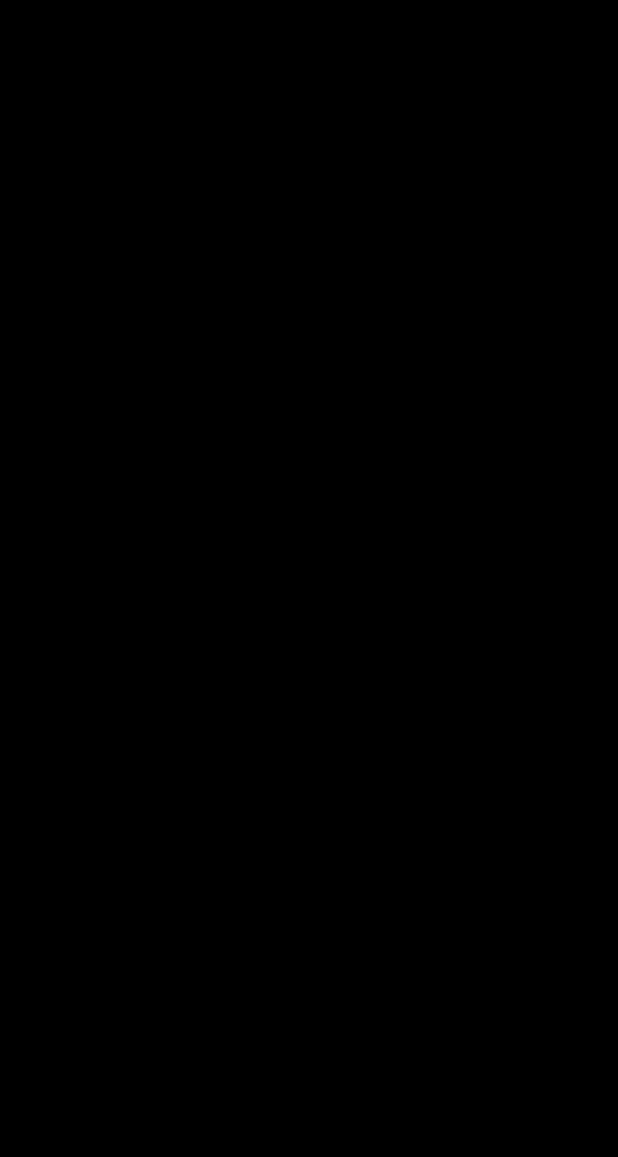
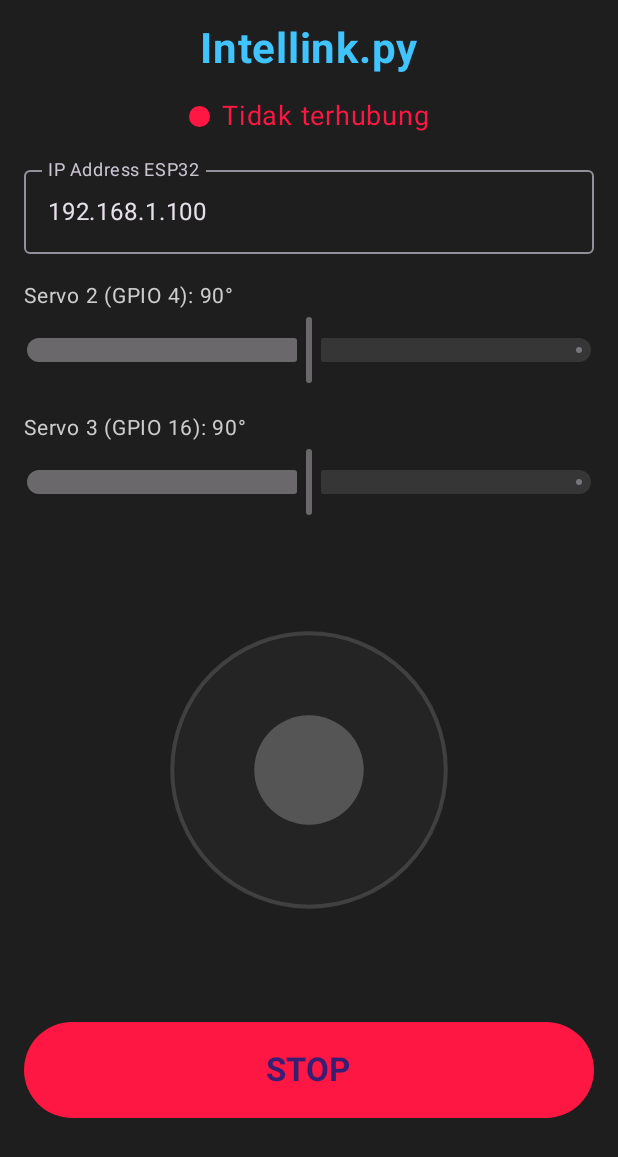
Before and after one commit to momentumphysics/uinamrobot2026, an Android app built with Jetpack Compose: the screen it shows after launch (MainActivity), on a phone screen of 412 x 824 dp. Before the commit the part shown is empty. Shown: the top 1157 px of the screen. Run offline under Robolectric (Android 15) with nearby library versions, the light colour scheme and no system bars.

Commit message:
feat(android): UI Compose (dashboard, joystick, slider servo, STOP, haptik, keep-screen-on, portrait)

```diff
--- a/android/app/src/main/AndroidManifest.xml
+++ b/android/app/src/main/AndroidManifest.xml
@@ -10,7 +10,8 @@
         android:theme="@style/Theme.Intellink">
         <activity
             android:name=".MainActivity"
-            android:exported="true">
+            android:exported="true"
+            android:screenOrientation="portrait">
             <intent-filter>
                 <action android:name="android.intent.action.MAIN" />
                 <category android:name="android.intent.category.LAUNCHER" />
--- a/android/app/src/main/java/id/uinam/intellink/MainActivity.kt
+++ b/android/app/src/main/java/id/uinam/intellink/MainActivity.kt
@@ -1,13 +1,73 @@
 package id.uinam.intellink
 
 import android.os.Bundle
+import android.view.WindowManager
 import androidx.activity.ComponentActivity
 import androidx.activity.compose.setContent
-import androidx.compose.material3.Text
+import androidx.compose.foundation.layout.fillMaxSize
+import androidx.compose.material3.MaterialTheme
+import androidx.compose.material3.Surface
+import androidx.compose.material3.darkColorScheme
+import androidx.compose.runtime.LaunchedEffect
+import androidx.compose.runtime.getValue
+import androidx.compose.runtime.mutableStateOf
+import androidx.compose.runtime.remember
+import androidx.compose.runtime.setValue
+import androidx.compose.ui.Modifier
+import androidx.compose.ui.graphics.Color
+import androidx.lifecycle.Lifecycle
+import androidx.lifecycle.compose.LifecycleEventEffect
+import androidx.lifecycle.compose.collectAsStateWithLifecycle
+import androidx.lifecycle.viewmodel.compose.viewModel
+import id.uinam.intellink.control.ConnectionState
+import id.uinam.intellink.control.ControlViewModel
+import id.uinam.intellink.control.RobotClient
+import id.uinam.intellink.data.SettingsStore
+import id.uinam.intellink.ui.DashboardScreen
+import id.uinam.intellink.ui.Haptics
 
 class MainActivity : ComponentActivity() {
+
     override fun onCreate(savedInstanceState: Bundle?) {
         super.onCreate(savedInstanceState)
-        setContent { Text("Intellink.py") }
+        window.addFlags(WindowManager.LayoutParams.FLAG_KEEP_SCREEN_ON)
+
+        val store = SettingsStore(this)
+
+        setContent {
+            val viewModel: ControlViewModel = viewModel {
+                ControlViewModel(RobotClient(), store.loadIp())
+            }
+            val haptics = remember { Haptics(applicationContext) }
+            val state by viewModel.state.collectAsStateWithLifecycle()
+            val ip by viewModel.ip.collectAsStateWithLifecycle()
+
+            LifecycleEventEffect(Lifecycle.Event.ON_START) { viewModel.onForeground() }
+            LifecycleEventEffect(Lifecycle.Event.ON_STOP) { viewModel.onBackground() }
+            LaunchedEffect(ip) { store.saveIp(ip) }
+
+            var previousState by remember { mutableStateOf<ConnectionState?>(null) }
+            LaunchedEffect(state) {
+                when {
+                    previousState == ConnectionState.ONLINE && state != ConnectionState.ONLINE ->
+                        haptics.disconnectPattern()
+                    previousState != null && state == ConnectionState.ONLINE ->
+                        haptics.connectPattern()
+                }
+                previousState = state
+            }
+
+            MaterialTheme(
+                colorScheme = darkColorScheme(
+                    background = Color(0xFF121212),
+                    surface = Color(0xFF1E1E1E),
+                    primary = Color(0xFF40C4FF),
+                ),
+            ) {
+                Surface(modifier = Modifier.fillMaxSize()) {
+                    DashboardScreen(viewModel)
+                }
+            }
+        }
     }
 }
--- /dev/null
+++ b/android/app/src/main/java/id/uinam/intellink/data/SettingsStore.kt
@@ -0,0 +1,20 @@
+package id.uinam.intellink.data
+
+import android.content.Context
+
+/** Menyimpan IP ESP32 terakhir (mengikuti perilaku web). */
+class SettingsStore(context: Context) {
+
+    private val prefs = context.getSharedPreferences("intellink", Context.MODE_PRIVATE)
+
+    fun loadIp(): String = prefs.getString(KEY_LAST_IP, DEFAULT_IP) ?: DEFAULT_IP
+
+    fun saveIp(ip: String) {
+        prefs.edit().putString(KEY_LAST_IP, ip).apply()
+    }
+
+    companion object {
+        const val DEFAULT_IP = "192.168.1.100"
+        private const val KEY_LAST_IP = "last_ip"
+    }
+}
--- /dev/null
+++ b/android/app/src/main/java/id/uinam/intellink/ui/DashboardScreen.kt
@@ -0,0 +1,145 @@
+package id.uinam.intellink.ui
+
+import androidx.compose.foundation.background
+import androidx.compose.foundation.layout.Arrangement
+import androidx.compose.foundation.layout.Box
+import androidx.compose.foundation.layout.Column
+import androidx.compose.foundation.layout.Row
+import androidx.compose.foundation.layout.Spacer
+import androidx.compose.foundation.layout.fillMaxSize
+import androidx.compose.foundation.layout.fillMaxWidth
+import androidx.compose.foundation.layout.height
+import androidx.compose.foundation.layout.padding
+import androidx.compose.foundation.layout.size
+import androidx.compose.foundation.layout.width
+import androidx.compose.foundation.rememberScrollState
+import androidx.compose.foundation.shape.CircleShape
+import androidx.compose.foundation.text.KeyboardActions
+import androidx.compose.foundation.text.KeyboardOptions
+import androidx.compose.foundation.verticalScroll
+import androidx.compose.material3.Button
+import androidx.compose.material3.ButtonDefaults
+import androidx.compose.material3.OutlinedTextField
+import androidx.compose.material3.Slider
+import androidx.compose.material3.SliderDefaults
+import androidx.compose.material3.Text
+import androidx.compose.runtime.Composable
+import androidx.compose.runtime.getValue
+import androidx.compose.runtime.mutableStateOf
+import androidx.compose.runtime.remember
+import androidx.compose.runtime.setValue
+import androidx.compose.ui.Alignment
+import androidx.compose.ui.Modifier
+import androidx.compose.ui.graphics.Color
+import androidx.compose.ui.hapticfeedback.HapticFeedbackType
+import androidx.compose.ui.platform.LocalFocusManager
+import androidx.compose.ui.platform.LocalHapticFeedback
+import androidx.compose.ui.text.font.FontWeight
+import androidx.compose.ui.text.input.ImeAction
+import androidx.compose.ui.text.input.KeyboardType
+import androidx.compose.ui.unit.dp
+import androidx.compose.ui.unit.sp
+import androidx.lifecycle.compose.collectAsStateWithLifecycle
+import id.uinam.intellink.control.ConnectionState
+import id.uinam.intellink.control.ControlViewModel
+import kotlin.math.roundToInt
+
+private val ACCENT = Color(0xFF40C4FF)
+private val ONLINE = Color(0xFF00E676)
+private val OFFLINE = Color(0xFFFF1744)
+private val PENDING = Color(0xFFFFC107)
+
+@Composable
+fun DashboardScreen(viewModel: ControlViewModel, modifier: Modifier = Modifier) {
+    val state by viewModel.state.collectAsStateWithLifecycle()
+    val ip by viewModel.ip.collectAsStateWithLifecycle()
+    val servo2 by viewModel.servo2.collectAsStateWithLifecycle()
+    val servo3 by viewModel.servo3.collectAsStateWithLifecycle()
+    val online = state == ConnectionState.ONLINE
+    val haptic = LocalHapticFeedback.current
+    val focusManager = LocalFocusManager.current
+
+    Column(
+        modifier = modifier
+            .fillMaxSize()
+            .verticalScroll(rememberScrollState())
+            .padding(16.dp),
+        horizontalAlignment = Alignment.CenterHorizontally,
+        verticalArrangement = Arrangement.spacedBy(16.dp),
+    ) {
+        Text("Intellink.py", color = ACCENT, fontSize = 28.sp, fontWeight = FontWeight.Bold)
+
+        val (statusText, statusColor) = when (state) {
+            ConnectionState.CONNECTING -> "Menghubungkan…" to PENDING
+            ConnectionState.ONLINE -> "Terhubung" to ONLINE
+            ConnectionState.OFFLINE -> "Tidak terhubung" to OFFLINE
+        }
+        Row(verticalAlignment = Alignment.CenterVertically) {
+            Box(Modifier.size(14.dp).background(statusColor, CircleShape))
+            Spacer(Modifier.width(8.dp))
+            Text(statusText, color = statusColor, fontSize = 18.sp)
+        }
+
+        var ipText by remember(ip) { mutableStateOf(ip) }
+        OutlinedTextField(
+            value = ipText,
+            onValueChange = { ipText = it },
+            label = { Text("IP Address ESP32") },
+            singleLine = true,
+            keyboardOptions = KeyboardOptions(keyboardType = KeyboardType.Uri, imeAction = ImeAction.Done),
+            keyboardActions = KeyboardActions(onDone = {
+                focusManager.clearFocus()
+                viewModel.onIpChanged(ipText)
+            }),
+            modifier = Modifier.fillMaxWidth(),
+        )
+
+        ServoSlider(
+            label = "Servo 2 (GPIO 4)",
+            value = servo2,
+            enabled = online,
+            onValueChange = viewModel::setServo2,
+        )
+        ServoSlider(
+            label = "Servo 3 (GPIO 16)",
+            value = servo3,
+            enabled = online,
+            onValueChange = viewModel::setServo3,
+        )
+
+        Joystick(
+            modifier = Modifier.fillMaxWidth(0.8f),
+            enabled = online,
+            onMove = { viewModel.setDrive(it.throttle, it.steering) },
+            onRelease = { viewModel.stopDrive() },
+        )
+
+        Button(
+            onClick = {
+                haptic.performHapticFeedback(HapticFeedbackType.LongPress)
+                viewModel.stopDrive()
+            },
+            modifier = Modifier.fillMaxWidth().height(64.dp),
+            colors = ButtonDefaults.buttonColors(containerColor = OFFLINE),
+        ) {
+            Text("STOP", fontSize = 22.sp, fontWeight = FontWeight.Bold)
+        }
+    }
+}
+
+@Composable
+private fun ServoSlider(label: String, value: Int, enabled: Boolean, onValueChange: (Int) -> Unit) {
+    Column(modifier = Modifier.fillMaxWidth()) {
+        Text("$label: $value°", color = Color.LightGray, fontSize = 14.sp)
+        Slider(
+            value = value.toFloat(),
+            onValueChange = { onValueChange(it.roundToInt()) },
+            valueRange = 0f..180f,
+            enabled = enabled,
+            colors = SliderDefaults.colors(
+                thumbColor = ONLINE,
+                activeTrackColor = ONLINE,
+            ),
+        )
+    }
+}
--- /dev/null
+++ b/android/app/src/main/java/id/uinam/intellink/ui/Haptics.kt
@@ -0,0 +1,27 @@
+package id.uinam.intellink.ui
+
+import android.content.Context
+import android.os.Build
+import android.os.VibrationEffect
+import android.os.Vibrator
+import android.os.VibratorManager
+
+/** Pola getaran singkat untuk event koneksi. */
+class Haptics(context: Context) {
+
+    private val vibrator: Vibrator =
+        if (Build.VERSION.SDK_INT >= Build.VERSION_CODES.S) {
+            context.getSystemService(VibratorManager::class.java).defaultVibrator
+        } else {
+            @Suppress("DEPRECATION")
+            context.getSystemService(Vibrator::class.java)
+        }
+
+    fun connectPattern() {
+        vibrator.vibrate(VibrationEffect.createWaveform(longArrayOf(0, 40, 80, 40), -1))
+    }
+
+    fun disconnectPattern() {
+        vibrator.vibrate(VibrationEffect.createWaveform(longArrayOf(0, 150, 100, 150), -1))
+    }
+}
--- /dev/null
+++ b/android/app/src/main/java/id/uinam/intellink/ui/Joystick.kt
@@ -0,0 +1,78 @@
+package id.uinam.intellink.ui
+
+import androidx.compose.foundation.Canvas
+import androidx.compose.foundation.gestures.detectDragGestures
+import androidx.compose.foundation.layout.aspectRatio
+import androidx.compose.runtime.Composable
+import androidx.compose.runtime.getValue
+import androidx.compose.runtime.mutableStateOf
+import androidx.compose.runtime.remember
+import androidx.compose.runtime.setValue
+import androidx.compose.ui.Modifier
+import androidx.compose.ui.geometry.Offset
+import androidx.compose.ui.graphics.Color
+import androidx.compose.ui.graphics.drawscope.Stroke
+import androidx.compose.ui.hapticfeedback.HapticFeedbackType
+import androidx.compose.ui.input.pointer.pointerInput
+import androidx.compose.ui.platform.LocalHapticFeedback
+
+private const val BASE_RADIUS_FACTOR = 0.6f      // radius area gerak = 60% setengah sisi
+private const val KNOB_RADIUS_FACTOR = 0.12f     // radius kenop
+private val ACCENT = Color(0xFF40C4FF)
+private val ACTIVE = Color(0xFF00E676)
+private val DISABLED = Color(0xFF555555)
+
+/**
+ * Joystick lingkaran: dorong ke arah mana pun (dibatasi lingkaran), lepas => kembali ke tengah
+ * dan memanggil [onRelease] (UI akan memanggil stop seketika).
+ */
+@Composable
+fun Joystick(
+    modifier: Modifier = Modifier,
+    enabled: Boolean = true,
+    onMove: (DriveCommand) -> Unit,
+    onRelease: () -> Unit,
+) {
+    val haptic = LocalHapticFeedback.current
+    var knob by remember { mutableStateOf(Offset.Zero) }
+
+    Canvas(
+        modifier = modifier
+            .aspectRatio(1f)
+            .pointerInput(enabled) {
+                if (!enabled) return@pointerInput
+                val radius = minOf(size.width, size.height) / 2f * BASE_RADIUS_FACTOR
+                detectDragGestures(
+                    onDragStart = {
+                        haptic.performHapticFeedback(HapticFeedbackType.LongPress)
+                    },
+                    onDragEnd = {
+                        knob = Offset.Zero
+                        onRelease()
+                    },
+                    onDragCancel = {
+                        knob = Offset.Zero
+                        onRelease()
+                    },
+                    onDrag = { change, dragAmount ->
+                        change.consume()
+                        knob = clampToCircle(knob + dragAmount, radius)
+                        onMove(joystickToDrive(knob.x, knob.y, radius))
+                    },
+                )
+            },
+    ) {
+        val center = Offset(size.width / 2f, size.height / 2f)
+        val radius = minOf(size.width, size.height) / 2f * BASE_RADIUS_FACTOR
+        val accent = if (enabled) ACCENT else DISABLED
+        val knobColor = if (enabled) ACTIVE else DISABLED
+
+        drawCircle(color = accent.copy(alpha = 0.12f), radius = radius, center = center)
+        drawCircle(color = accent.copy(alpha = 0.6f), radius = radius, center = center, style = Stroke(width = 4f))
+        drawCircle(
+            color = knobColor,
+            radius = minOf(size.width, size.height) * KNOB_RADIUS_FACTOR,
+            center = center + knob,
+        )
+    }
+}
```
Also changed, not shown: android/app/src/main/java/id/uinam/intellink/ui/JoystickMath.kt (added, +26 -0 lines), 1 other file.
